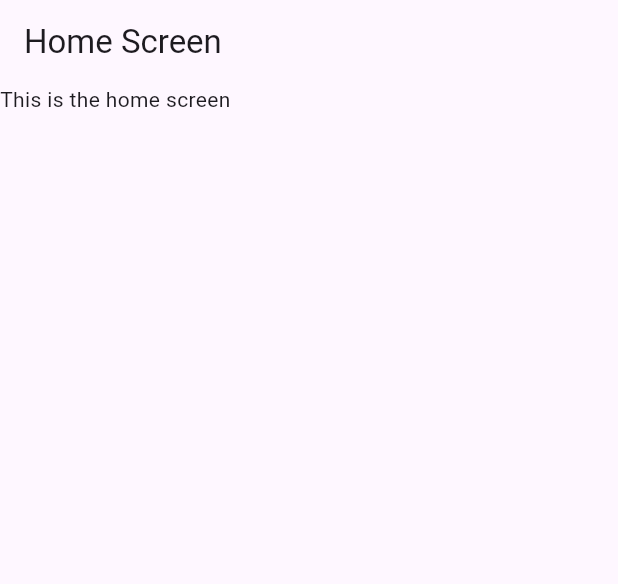
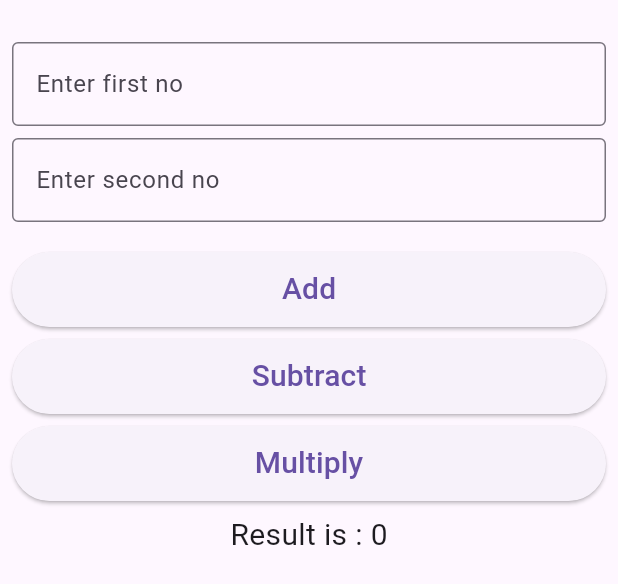
Before and after one commit to Deepa131/room_rental, a Flutter app: the HomeScreen widget shown alone on an empty page, opened directly, on a phone screen of 412 x 824 dp. Shown: the top 584 px of the screen. Run offline on Flutter 3.47's test engine with Material 3 defaults, Android fonts, the phone set to English and light mode, and no system bars.

```diff
--- /dev/null
+++ b/lib/screens/bottom_screen/home_screen.dart
@@ -0,0 +1,98 @@
+import 'package:flutter/material.dart';
+
+class HomeScreen extends StatefulWidget {
+  const HomeScreen({super.key});
+
+  @override
+  State<HomeScreen> createState() => _HomeScreenState();
+}
+
+class _HomeScreenState extends State<HomeScreen> {
+  int first = 0;
+  int second = 0;
+  int result = 0;
+
+  @override
+  Widget build(BuildContext context) {
+    return SizedBox.expand(
+      child: Center(
+        child:Padding(
+        padding: const EdgeInsets.all(8),
+        child: Column(
+          children: [
+            SizedBox(height: 20),
+            TextField(
+              onChanged: (value) {
+                first = int.parse(value);
+              },
+              decoration: InputDecoration(
+                labelText: "Enter first no",
+                hintText: "e.g 12",
+                border: OutlineInputBorder(),
+              ),
+            ),
+            //Invisble box
+            SizedBox(height: 8),
+            TextField(
+              // Styling : CSS
+              onChanged: (value) {
+                second = int.parse(value);
+              },
+              decoration: InputDecoration(
+                labelText: "Enter second no",
+                hintText: "e.g 13",
+                border: OutlineInputBorder(),
+              ),
+            ),
+            SizedBox(height: 20),
+            // Button
+            SizedBox(
+              height: 50,
+              width: double.infinity,
+              child: ElevatedButton(
+                onPressed: () {
+                  setState(() {
+                    result = first + second;
+                  });
+                },
+                child: Text("Add", style: TextStyle(fontSize: 20)),
+              ),
+            ),
+
+            SizedBox(height: 8),
+            SizedBox(
+              height: 50,
+              width: double.infinity,
+              child: ElevatedButton(
+                onPressed: () {
+                  setState(() {
+                    result = first - second;
+                  });
+                },
+                child: Text("Subtract", style: TextStyle(fontSize: 20)),
+              ),
+            ),
+
+            SizedBox(height: 8),
+            SizedBox(
+              height: 50,
+              width: double.infinity,
+              child: ElevatedButton(
+                onPressed: () {
+                  setState(() {
+                    result = first * second;
+                  });
+                },
+                child: Text("Multiply", style: TextStyle(fontSize: 20)),
+              ),
+            ),
+
+            SizedBox(height: 8),
+            Text("Result is : $result", style: TextStyle(fontSize: 20)),
+          ],
+        ),
+      ),
+      ),
+    );
+  }
+}
--- a/lib/screens/home_screen.dart
+++ /dev/null
@@ -1,22 +0,0 @@
-import 'package:flutter/material.dart';
-
-class HomeScreen extends StatefulWidget {
-  const HomeScreen({super.key});
-
-  @override
-  State<HomeScreen> createState() => _HomeScreenState();
-}
-
-class _HomeScreenState extends State<HomeScreen> {
-  @override
-  Widget build(BuildContext context) {
-    return Scaffold(
-      appBar: AppBar(title: Text("Home Screen")),
-      body: Column(
-        children: [
-          Text("This is the home screen")
-        ],
-      ),
-    );
-  }
-}
--- a/lib/screens/login_screen.dart
+++ b/lib/screens/login_screen.dart
@@ -4,7 +4,7 @@ import 'package:room_rental/common/my_snackbar.dart';
 import 'package:room_rental/widgets/my_button.dart';
 import 'package:room_rental/widgets/my_textformfield.dart';
 import 'signup_screen.dart';
-import 'home_screen.dart';
+import 'dashboard_screen.dart';
 
 class LoginScreen extends StatefulWidget {
   final String userRole;
@@ -49,7 +49,7 @@ class _LoginScreenState extends State<LoginScreen> {
 
       Navigator.pushReplacement(
         context,
-        MaterialPageRoute(builder: (context) => const HomeScreen()),
+        MaterialPageRoute(builder: (context) => const DashboardScreen()),
       );
     });
   }
```
Also changed, not shown: lib/screens/bottom_screen/profile_screen.dart (added, +14 -0 lines), lib/screens/bottom_screen/request_screen.dart (added, +85 -0 lines), lib/screens/dashboard_screen.dart (added, +56 -0 lines).
